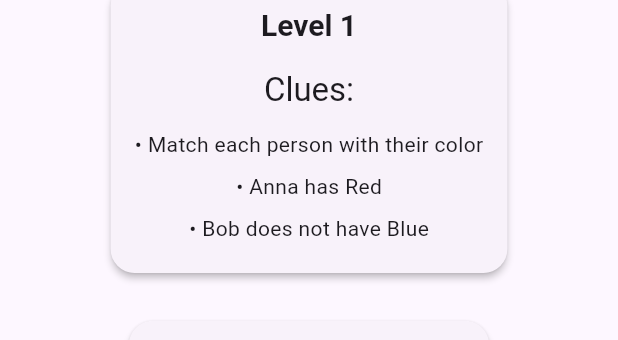
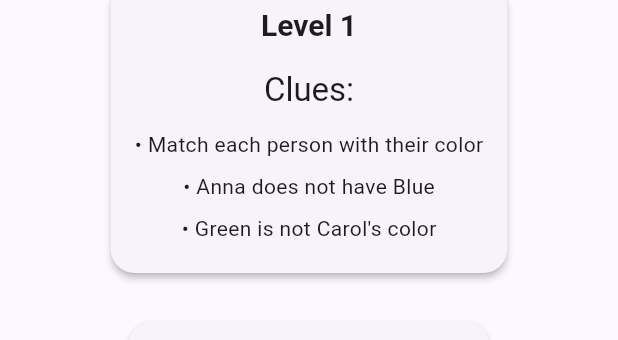
Before and after one commit to tescolopio/mind-wars, a Flutter app: the LogicGridGame widget shown alone on an empty page, opened directly with empty values, on a phone screen of 412 x 824 dp. Shown: the part 54-394 px from the top of the screen. Run offline on Flutter 3.47's test engine with Material 3 defaults, Android fonts, the phone set to English and light mode, and no system bars; our stand-ins replace shared_preferences, socket_io_client, sqflite; accounts and stored records are empty.

Commit message:
Update lib/games/widgets/logic_grid_game.dart
Co-authored-by: Copilot <175728472+Copilot@users.noreply.github.com>

```diff
--- a/lib/games/widgets/logic_grid_game.dart
+++ b/lib/games/widgets/logic_grid_game.dart
@@ -52,11 +52,34 @@ class _LogicGridGameState extends BaseGameState<LogicGridGame> {
     _userAnswers = {for (var person in _people) person: null};
 
     // Generate clues
-    _clues = [
-      'Match each person with their color',
-      '${_people[0]} has ${_solution[_people[0]]}',
-      '${_people[1]} does not have ${shuffledColors[(shuffledColors.indexOf(_solution[_people[1]]!) + 1) % 3]}',
-    ];
+    _clues = ['Match each person with their color'];
+
+    // Build a pool of possible clues
+    List<String> possibleClues = [];
+    // Positive clues: "X has Y"
+    for (var person in _people) {
+      possibleClues.add('$person has ${_solution[person]}');
+    }
+    // Negative clues: "X does not have Y" (for all incorrect color assignments)
+    for (var person in _people) {
+      for (var color in _colors) {
+        if (_solution[person] != color) {
+          possibleClues.add('$person does not have $color');
+        }
+      }
+    }
+    // Negative clues: "Y is not X's color"
+    for (var color in _colors) {
+      for (var person in _people) {
+        if (_solution[person] != color) {
+          possibleClues.add('$color is not $person\'s color');
+        }
+      }
+    }
+
+    // Shuffle and pick 2 random clues (in addition to the instruction)
+    possibleClues.shuffle(random);
+    _clues.addAll(possibleClues.take(2));
 
     setState(() {});
   }
```
